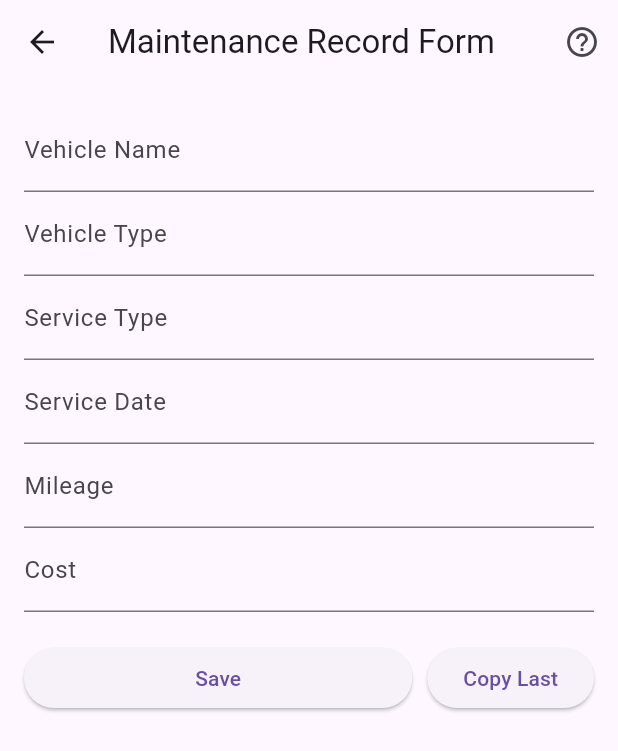
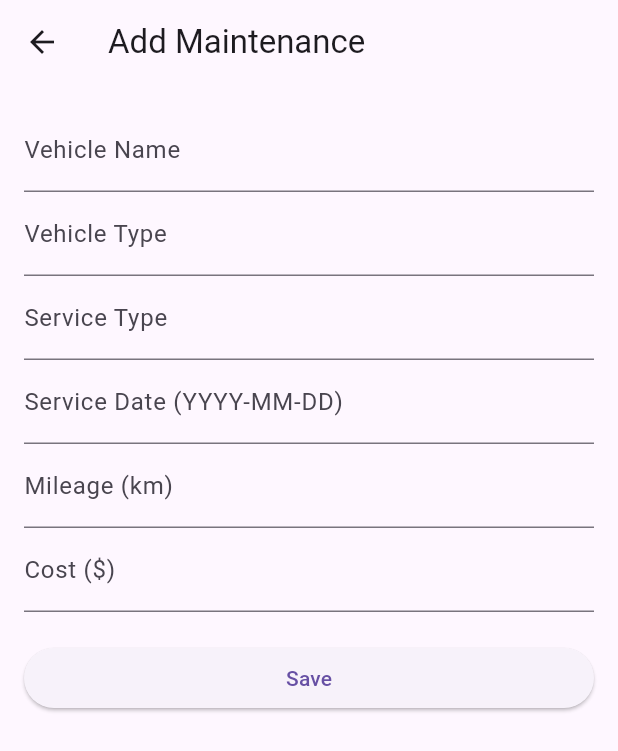
Before and after one commit to Jack199407/final_project, a Flutter app: the MaintenanceListPage screen opened directly, after a tap on the "add" icon, on a phone screen of 412 x 824 dp. Shown: the top 751 px of the screen. Run offline on Flutter 3.47's test engine with Material 3 defaults, Android fonts, the phone set to English and light mode, and no system bars; our stand-ins replace shared_preferences, sqflite, sqflite_common_ffi; accounts and stored records are empty.

Commit message:
fix bugs add i18n key-value

```diff
--- a/lib/pages/vehicle/maintenance_form_page.dart
+++ b/lib/pages/vehicle/maintenance_form_page.dart
@@ -1,13 +1,16 @@
+// ✅ MaintenanceFormPage with internationalization support
+
 import 'package:flutter/material.dart';
-import 'package:flutter_secure_storage/flutter_secure_storage.dart';
+import 'package:shared_preferences/shared_preferences.dart';
 import '../../database/database_helper.dart';
+import '../../localization/app_localizations.dart';
 
 class MaintenanceFormPage extends StatefulWidget {
   final Map<String, dynamic>? record;
   const MaintenanceFormPage({Key? key, this.record}) : super(key: key);
 
   @override
-  _MaintenanceFormPageState createState() => _MaintenanceFormPageState();
+  State<MaintenanceFormPage> createState() => _MaintenanceFormPageState();
 }
 
 class _MaintenanceFormPageState extends State<MaintenanceFormPage> {
@@ -19,150 +22,139 @@ class _MaintenanceFormPageState extends State<MaintenanceFormPage> {
   final _mileageController = TextEditingController();
   final _costController = TextEditingController();
 
-  final _storage = const FlutterSecureStorage(); // 用于保存上次记录
-
   @override
   void initState() {
     super.initState();
     if (widget.record != null) {
-      _vehicleNameController.text = widget.record!['vehicle_name'];
-      _vehicleTypeController.text = widget.record!['vehicle_type'];
-      _serviceTypeController.text = widget.record!['service_type'];
-      _serviceDateController.text = widget.record!['service_date'];
-      _mileageController.text = widget.record!['mileage'].toString();
-      _costController.text = widget.record!['cost'].toString();
+      _populateFields(widget.record!);
+    } else {
+      _loadFromPreferences();
     }
   }
 
-  Future<void> _saveMaintenanceRecord() async {
+  void _populateFields(Map<String, dynamic> record) {
+    _vehicleNameController.text = record['vehicle_name'] ?? '';
+    _vehicleTypeController.text = record['vehicle_type'] ?? '';
+    _serviceTypeController.text = record['service_type'] ?? '';
+    _serviceDateController.text = record['service_date'] ?? '';
+    _mileageController.text = record['mileage'].toString();
+    _costController.text = record['cost'].toString();
+  }
+
+  Future<void> _loadFromPreferences() async {
+    final prefs = await SharedPreferences.getInstance();
+    _vehicleNameController.text = prefs.getString('last_vehicle_name') ?? '';
+    _vehicleTypeController.text = prefs.getString('last_vehicle_type') ?? '';
+    _serviceTypeController.text = prefs.getString('last_service_type') ?? '';
+    _serviceDateController.text = prefs.getString('last_service_date') ?? '';
+    _mileageController.text = prefs.getString('last_mileage') ?? '';
+    _costController.text = prefs.getString('last_cost') ?? '';
+  }
+
+  Future<void> _saveToPreferences() async {
+    final prefs = await SharedPreferences.getInstance();
+    await prefs.setString('last_vehicle_name', _vehicleNameController.text);
+    await prefs.setString('last_vehicle_type', _vehicleTypeController.text);
+    await prefs.setString('last_service_type', _serviceTypeController.text);
+    await prefs.setString('last_service_date', _serviceDateController.text);
+    await prefs.setString('last_mileage', _mileageController.text);
+    await prefs.setString('last_cost', _costController.text);
+  }
+
+  Future<void> _saveRecord() async {
     if (_formKey.currentState!.validate()) {
       final record = {
         'vehicle_name': _vehicleNameController.text,
         'vehicle_type': _vehicleTypeController.text,
         'service_type': _serviceTypeController.text,
         'service_date': _serviceDateController.text,
-        'mileage': int.parse(_mileageController.text),
-        'cost': double.parse(_costController.text),
+        'mileage': int.tryParse(_mileageController.text) ?? 0,
+        'cost': double.tryParse(_costController.text) ?? 0.0,
       };
 
-      // Save to DB
       if (widget.record == null) {
         await DatabaseHelper.instance.insert('maintenance', record);
+        await _saveToPreferences();
       } else {
         await DatabaseHelper.instance.update('maintenance', record, widget.record!['id']);
       }
 
-      // Save to EncryptedSharedPreferences
-      for (var entry in record.entries) {
-        await _storage.write(key: entry.key, value: entry.value.toString());
-      }
-
-      ScaffoldMessenger.of(context).showSnackBar(
-        const SnackBar(content: Text("Record saved successfully!")),
-      );
-
+      if (!mounted) return;
       Navigator.pop(context);
     }
   }
 
-  Future<void> _loadLastRecord() async {
-    _vehicleNameController.text = await _storage.read(key: 'vehicle_name') ?? '';
-    _vehicleTypeController.text = await _storage.read(key: 'vehicle_type') ?? '';
-    _serviceTypeController.text = await _storage.read(key: 'service_type') ?? '';
-    _serviceDateController.text = await _storage.read(key: 'service_date') ?? '';
-    _mileageController.text = await _storage.read(key: 'mileage') ?? '';
-    _costController.text = await _storage.read(key: 'cost') ?? '';
-
-    ScaffoldMessenger.of(context).showSnackBar(
-      const SnackBar(content: Text("Last record loaded.")),
-    );
-  }
-
-  void _showHelpDialog() {
-    showDialog(
-      context: context,
-      builder: (_) => AlertDialog(
-        title: const Text("Help / Instructions"),
-        content: const Text(
-            "• Fill out all fields before saving.\n"
-                "• Press 'Copy Last' to reuse your last maintenance record.\n"
-                "• Click 'Save' to submit, or return to the previous screen to cancel."),
-        actions: [
-          TextButton(
-            child: const Text("OK"),
-            onPressed: () => Navigator.pop(context),
-          )
-        ],
-      ),
-    );
+  Future<void> _deleteRecord() async {
+    if (widget.record != null) {
+      await DatabaseHelper.instance.delete('maintenance', widget.record!['id']);
+      if (!mounted) return;
+      Navigator.pop(context);
+    }
   }
 
   @override
   Widget build(BuildContext context) {
+    final isEditing = widget.record != null;
+    final loc = AppLocalizations.of(context);
+
     return Scaffold(
       appBar: AppBar(
-        title: const Text("Maintenance Record Form"),
-        actions: [
+        title: Text(isEditing ? loc.translate('editMaintenance') : loc.translate('addMaintenance')),
+        actions: isEditing
+            ? [
           IconButton(
-            icon: const Icon(Icons.help_outline),
-            onPressed: _showHelpDialog,
-          )
-        ],
+            icon: const Icon(Icons.delete, color: Colors.red),
+            onPressed: _deleteRecord,
+          ),
+        ]
+            : null,
       ),
-      body: Form(
-        key: _formKey,
-        child: Padding(
-          padding: const EdgeInsets.all(16.0),
+      body: Padding(
+        padding: const EdgeInsets.all(16.0),
+        child: Form(
+          key: _formKey,
           child: ListView(
             children: [
               TextFormField(
                 controller: _vehicleNameController,
-                decoration: const InputDecoration(labelText: "Vehicle Name"),
-                validator: (value) => value == null || value.isEmpty ? "Required" : null,
+                decoration: InputDecoration(labelText: loc.translate('vehicleName')),
+                validator: (value) => value == null || value.isEmpty ? loc.translate('required') : null,
               ),
               TextFormField(
                 controller: _vehicleTypeController,
-                decoration: const InputDecoration(labelText: "Vehicle Type"),
-                validator: (value) => value == null || value.isEmpty ? "Required" : null,
+                decoration: InputDecoration(labelText: loc.translate('vehicleType')),
+                validator: (value) => value == null || value.isEmpty ? loc.translate('required') : null,
               ),
               TextFormField(
                 controller: _serviceTypeController,
-                decoration: const InputDecoration(labelText: "Service Type"),
-                validator: (value) => value == null || value.isEmpty ? "Required" : null,
+                decoration: InputDecoration(labelText: loc.translate('serviceType')),
+                validator: (value) => value == null || value.isEmpty ? loc.translate('required') : null,
               ),
               TextFormField(
                 controller: _serviceDateController,
-                decoration: const InputDecoration(labelText: "Service Date"),
-                validator: (value) => value == null || value.isEmpty ? "Required" : null,
+                decoration: InputDecoration(
+                  labelText: loc.translate('serviceDate'),
+                  hintText: 'YYYY-MM-DD',
+                ),
+                validator: (value) => value == null || value.isEmpty ? loc.translate('required') : null,
               ),
               TextFormField(
                 controller: _mileageController,
-                decoration: const InputDecoration(labelText: "Mileage"),
+                decoration: InputDecoration(labelText: loc.translate('mileage')),
                 keyboardType: TextInputType.number,
-                validator: (value) => value == null || value.isEmpty ? "Required" : null,
+                validator: (value) => value == null || value.isEmpty ? loc.translate('required') : null,
               ),
               TextFormField(
                 controller: _costController,
-                decoration: const InputDecoration(labelText: "Cost"),
+                decoration: InputDecoration(labelText: loc.translate('cost')),
                 keyboardType: TextInputType.number,
-                validator: (value) => value == null || value.isEmpty ? "Required" : null,
+                validator: (value) => value == null || value.isEmpty ? loc.translate('required') : null,
               ),
               const SizedBox(height: 20),
-              Row(
-                children: [
-                  Expanded(
-                    child: ElevatedButton(
-                      onPressed: _saveMaintenanceRecord,
-                      child: const Text("Save"),
-                    ),
-                  ),
-                  const SizedBox(width: 10),
-                  ElevatedButton(
-                    onPressed: _loadLastRecord,
-                    child: const Text("Copy Last"),
-                  ),
-                ],
-              )
+              ElevatedButton(
+                onPressed: _saveRecord,
+                child: Text(isEditing ? loc.translate('update') : loc.translate('save')),
+              ),
             ],
           ),
         ),
--- a/lib/pages/vehicle/maintenance_list_page.dart
+++ b/lib/pages/vehicle/maintenance_list_page.dart
@@ -1,6 +1,9 @@
+// ✅ MaintenanceListPage with internationalization
+
 import 'package:flutter/material.dart';
 import '../../database/database_helper.dart';
 import 'maintenance_form_page.dart';
+import '../../localization/app_localizations.dart';
 
 class MaintenanceListPage extends StatefulWidget {
   const MaintenanceListPage({Key? key}) : super(key: key);
@@ -32,15 +35,21 @@ class _MaintenanceListPageState extends State<MaintenanceListPage> {
 
   @override
   Widget build(BuildContext context) {
+    final loc = AppLocalizations.of(context);
+
     return Scaffold(
-      appBar: AppBar(title: const Text("Vehicle Maintenance Records")),
-      body: ListView.builder(
+      appBar: AppBar(title: Text(loc.translate('vehicleMaintenanceRecords'))),
+      body: _maintenanceRecords.isEmpty
+          ? Center(
+        child: Text(loc.translate('noRecordsTapToAdd')),
+      )
+          : ListView.builder(
         itemCount: _maintenanceRecords.length,
         itemBuilder: (context, index) {
           final record = _maintenanceRecords[index];
           return ListTile(
-            title: Text(record['vehicle_name']),
-            subtitle: Text("Service: ${record['service_type']} - ${record['service_date']}"),
+            title: Text(record['vehicle_name'] ?? ''),
+            subtitle: Text("${record['service_type']} - ${record['service_date']}"),
             onTap: () {
               Navigator.push(
                 context,
```
Also changed, not shown: assets/i18n/en.json (+14 -1 lines), assets/i18n/zh.json (+14 -1 lines), 5 other files.
